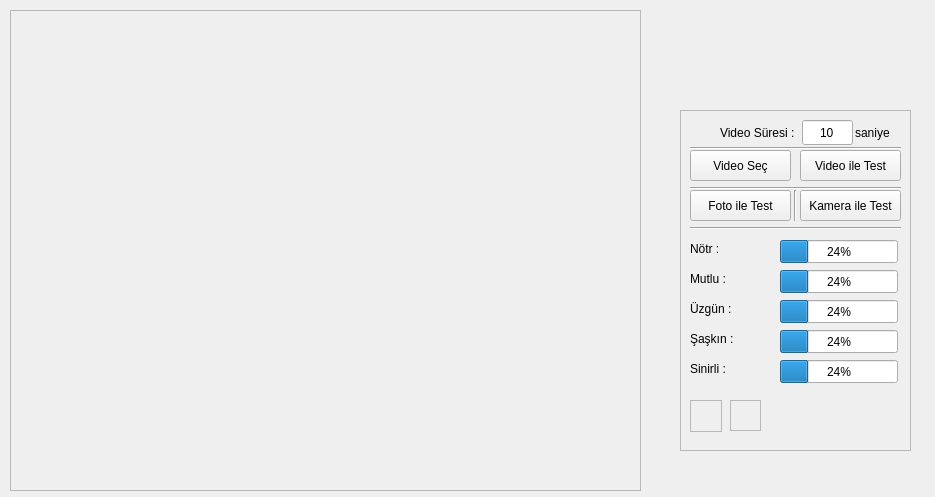
Old version of the form DeepFacialEmotion07All/hazirtest/guiHazirTest.ui in the repository onurgunes/DeepFacialEmotion.
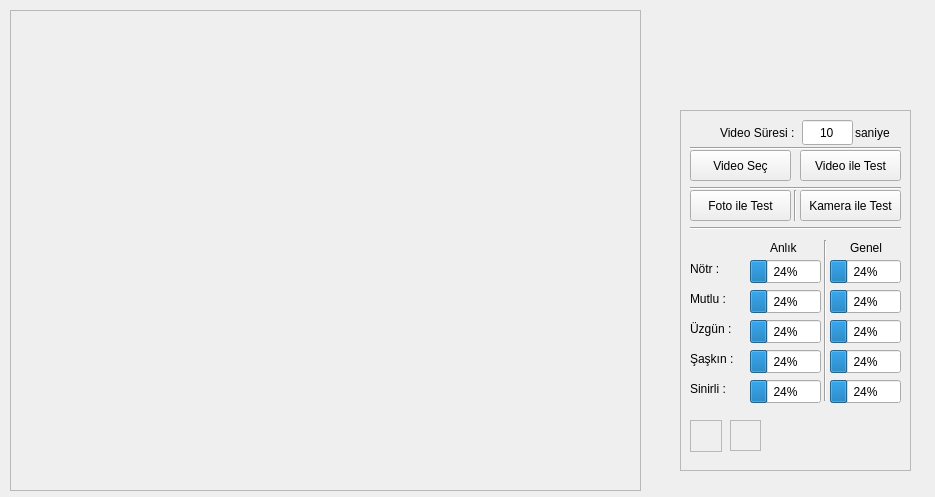
New version of the form. Icons and pictures are not drawn.

Commit message: changed gui character errors

```diff
--- a/DeepFacialEmotion07All/hazirtest/guiHazirTest.ui
+++ b/DeepFacialEmotion07All/hazirtest/guiHazirTest.ui
@@ -32,12 +32,12 @@
     <enum>QFrame::Raised</enum>
    </property>
   </widget>
-  <widget class="QProgressBar" name="progressBar_7">
+  <widget class="QProgressBar" name="progressBar_05">
    <property name="geometry">
     <rect>
-     <x>780</x>
-     <y>360</y>
-     <width>118</width>
+     <x>750</x>
+     <y>380</y>
+     <width>71</width>
      <height>23</height>
     </rect>
    </property>
@@ -61,12 +61,12 @@
     <string>Foto ile Test</string>
    </property>
   </widget>
-  <widget class="QProgressBar" name="progressBar">
+  <widget class="QProgressBar" name="progressBar_01">
    <property name="geometry">
     <rect>
-     <x>780</x>
-     <y>240</y>
-     <width>118</width>
+     <x>750</x>
+     <y>260</y>
+     <width>71</width>
      <height>23</height>
     </rect>
    </property>
@@ -74,12 +74,12 @@
     <number>24</number>
    </property>
   </widget>
-  <widget class="QProgressBar" name="progressBar_3">
+  <widget class="QProgressBar" name="progressBar_03">
    <property name="geometry">
     <rect>
-     <x>780</x>
-     <y>300</y>
-     <width>118</width>
+     <x>750</x>
+     <y>320</y>
+     <width>71</width>
      <height>23</height>
     </rect>
    </property>
@@ -87,12 +87,12 @@
     <number>24</number>
    </property>
   </widget>
-  <widget class="QProgressBar" name="progressBar_2">
+  <widget class="QProgressBar" name="progressBar_02">
    <property name="geometry">
     <rect>
-     <x>780</x>
-     <y>270</y>
-     <width>118</width>
+     <x>750</x>
+     <y>290</y>
+     <width>71</width>
      <height>23</height>
     </rect>
    </property>
@@ -100,12 +100,12 @@
     <number>24</number>
    </property>
   </widget>
-  <widget class="QProgressBar" name="progressBar_4">
+  <widget class="QProgressBar" name="progressBar_04">
    <property name="geometry">
     <rect>
-     <x>780</x>
-     <y>330</y>
-     <width>118</width>
+     <x>750</x>
+     <y>350</y>
+     <width>71</width>
      <height>23</height>
     </rect>
    </property>
@@ -117,7 +117,7 @@
    <property name="geometry">
     <rect>
      <x>730</x>
-     <y>400</y>
+     <y>420</y>
      <width>31</width>
      <height>31</height>
     </rect>
@@ -133,8 +133,8 @@
    <property name="geometry">
     <rect>
      <x>690</x>
-     <y>240</y>
-     <width>66</width>
+     <y>260</y>
+     <width>51</width>
      <height>17</height>
     </rect>
    </property>
@@ -146,8 +146,8 @@
    <property name="geometry">
     <rect>
      <x>690</x>
-     <y>360</y>
-     <width>66</width>
+     <y>380</y>
+     <width>51</width>
      <height>17</height>
     </rect>
    </property>
@@ -159,8 +159,8 @@
    <property name="geometry">
     <rect>
      <x>690</x>
-     <y>270</y>
-     <width>66</width>
+     <y>290</y>
+     <width>51</width>
      <height>17</height>
     </rect>
    </property>
@@ -172,8 +172,8 @@
    <property name="geometry">
     <rect>
      <x>690</x>
-     <y>330</y>
-     <width>66</width>
+     <y>350</y>
+     <width>51</width>
      <height>17</height>
     </rect>
    </property>
@@ -198,7 +198,7 @@
    <property name="geometry">
     <rect>
      <x>690</x>
-     <y>400</y>
+     <y>420</y>
      <width>32</width>
      <height>32</height>
     </rect>
@@ -214,8 +214,8 @@
    <property name="geometry">
     <rect>
      <x>690</x>
-     <y>300</y>
-     <width>60</width>
+     <y>320</y>
+     <width>51</width>
      <height>17</height>
     </rect>
    </property>
@@ -260,7 +260,7 @@
      <x>680</x>
      <y>110</y>
      <width>231</width>
-     <height>341</height>
+     <height>361</height>
     </rect>
    </property>
    <property name="autoFillBackground">
@@ -424,15 +424,119 @@
     <string>saniye</string>
    </property>
   </widget>
+  <widget class="QLabel" name="label_10">
+   <property name="geometry">
+    <rect>
+     <x>770</x>
+     <y>240</y>
+     <width>31</width>
+     <height>16</height>
+    </rect>
+   </property>
+   <property name="text">
+    <string>Anlık</string>
+   </property>
+  </widget>
+  <widget class="QProgressBar" name="progressBar_06">
+   <property name="geometry">
+    <rect>
+     <x>830</x>
+     <y>260</y>
+     <width>71</width>
+     <height>23</height>
+    </rect>
+   </property>
+   <property name="value">
+    <number>24</number>
+   </property>
+  </widget>
+  <widget class="QProgressBar" name="progressBar_07">
+   <property name="geometry">
+    <rect>
+     <x>830</x>
+     <y>290</y>
+     <width>71</width>
+     <height>23</height>
+    </rect>
+   </property>
+   <property name="value">
+    <number>24</number>
+   </property>
+  </widget>
+  <widget class="QProgressBar" name="progressBar_08">
+   <property name="geometry">
+    <rect>
+     <x>830</x>
+     <y>320</y>
+     <width>71</width>
+     <height>23</height>
+    </rect>
+   </property>
+   <property name="value">
+    <number>24</number>
+   </property>
+  </widget>
+  <widget class="QProgressBar" name="progressBar_09">
+   <property name="geometry">
+    <rect>
+     <x>830</x>
+     <y>350</y>
+     <width>71</width>
+     <height>23</height>
+    </rect>
+   </property>
+   <property name="value">
+    <number>24</number>
+   </property>
+  </widget>
+  <widget class="QProgressBar" name="progressBar_10">
+   <property name="geometry">
+    <rect>
+     <x>830</x>
+     <y>380</y>
+     <width>71</width>
+     <height>23</height>
+    </rect>
+   </property>
+   <property name="value">
+    <number>24</number>
+   </property>
+  </widget>
+  <widget class="QLabel" name="label_11">
+   <property name="geometry">
+    <rect>
+     <x>850</x>
+     <y>240</y>
+     <width>41</width>
+     <height>16</height>
+    </rect>
+   </property>
+   <property name="text">
+    <string>Genel</string>
+   </property>
+  </widget>
+  <widget class="Line" name="line_5">
+   <property name="geometry">
+    <rect>
+     <x>815</x>
+     <y>240</y>
+     <width>20</width>
+     <height>161</height>
+    </rect>
+   </property>
+   <property name="orientation">
+    <enum>Qt::Vertical</enum>
+   </property>
+  </widget>
   <zorder>label_6</zorder>
   <zorder>duygular</zorder>
   <zorder>frame</zorder>
-  <zorder>progressBar_7</zorder>
+  <zorder>progressBar_05</zorder>
   <zorder>btnFoto</zorder>
-  <zorder>progressBar</zorder>
-  <zorder>progressBar_3</zorder>
-  <zorder>progressBar_2</zorder>
-  <zorder>progressBar_4</zorder>
+  <zorder>progressBar_01</zorder>
+  <zorder>progressBar_03</zorder>
+  <zorder>progressBar_02</zorder>
+  <zorder>progressBar_04</zorder>
   <zorder>frame3</zorder>
   <zorder>label_3</zorder>
   <zorder>label_7</zorder>
@@ -451,6 +555,14 @@
   <zorder>lineEditvideoSure</zorder>
   <zorder>label_8</zorder>
   <zorder>label_9</zorder>
+  <zorder>label_10</zorder>
+  <zorder>progressBar_06</zorder>
+  <zorder>progressBar_07</zorder>
+  <zorder>progressBar_08</zorder>
+  <zorder>progressBar_09</zorder>
+  <zorder>progressBar_10</zorder>
+  <zorder>label_11</zorder>
+  <zorder>line_5</zorder>
  </widget>
  <resources/>
  <connections/>
```
The commit also changes 1 other file.
